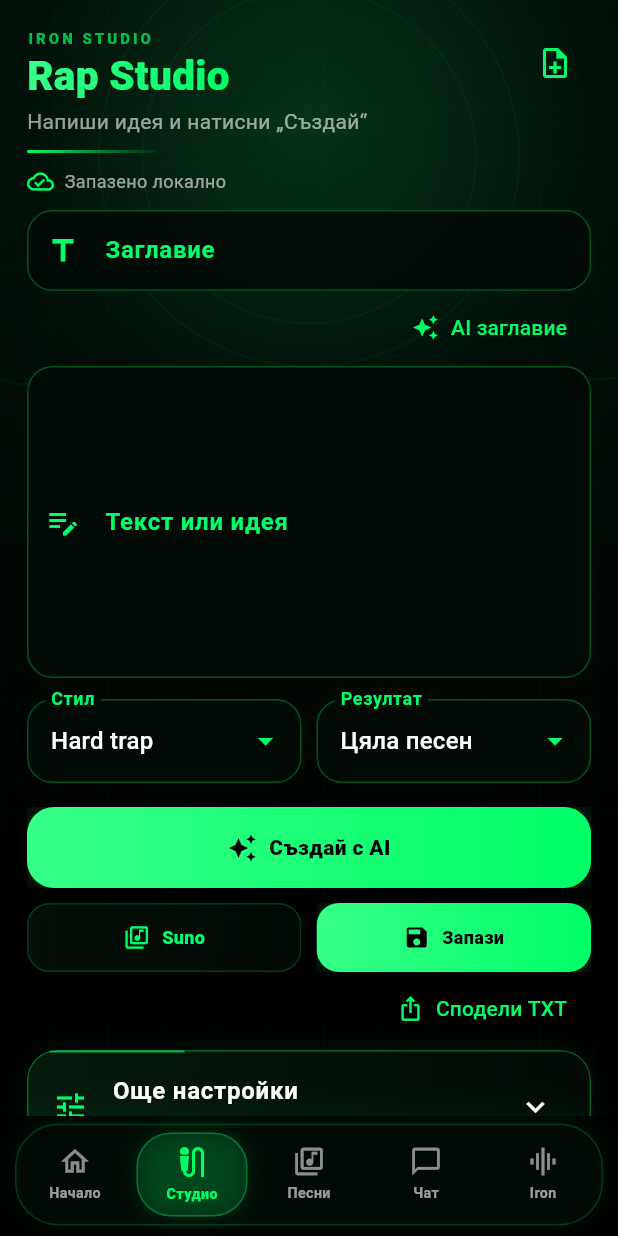
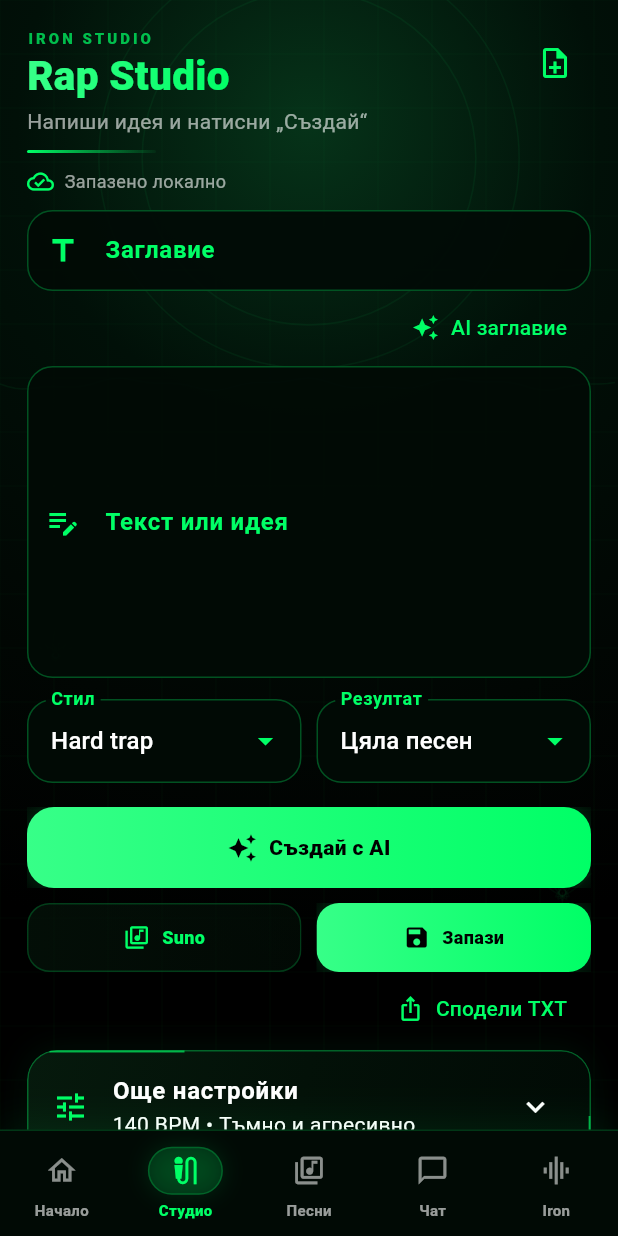
Before and after one commit to dimitrovmilan64-alt/iron-music-420-ai, a Flutter app: the screen it shows after launch, item 2 of the bottom bar chosen, on a phone screen of 412 x 824 dp. Run offline on Flutter 3.47's test engine with Material 3 defaults, Android fonts, the phone set to English and light mode, and no system bars; our stand-ins replace flutter_tts, share_plus, shared_preferences, speech_to_text; statements that could not run were skipped.

Commit message:
Iron Music 420 AI v2.6.2: lib/ui/common_widgets.dart

```diff
--- a/lib/ui/common_widgets.dart
+++ b/lib/ui/common_widgets.dart
@@ -578,16 +578,11 @@ class IronBottomNavigation extends StatelessWidget {
   @override
   Widget build(BuildContext context) {
     return Container(
-      color: Colors.black,
-      padding: const EdgeInsets.fromLTRB(10, 5, 10, 7),
-      child: SafeArea(
-        top: false,
-        child: Container(
-          height: 68,
       decoration: BoxDecoration(
-            color: const Color(0xFF010A05).withOpacity(0.99),
-            borderRadius: BorderRadius.circular(29),
-            border: Border.all(color: ironGreen.withOpacity(0.20)),
+        color: const Color(0xFF010A05).withOpacity(0.98),
+        border: Border(
+          top: BorderSide(color: ironGreen.withOpacity(0.18)),
+        ),
         boxShadow: [
           BoxShadow(
             color: ironGreen.withOpacity(0.08),
@@ -596,44 +591,49 @@ class IronBottomNavigation extends StatelessWidget {
           ),
         ],
       ),
+      child: SafeArea(
+        top: false,
+        child: SizedBox(
+          height: 70,
           child: Row(
             children: List.generate(items.length, (index) {
               final item = items[index];
               final selected = index == selectedIndex;
               return Expanded(
-                child: Material(
-                  color: Colors.transparent,
                 child: InkWell(
-                    borderRadius: BorderRadius.circular(25),
                   onTap: () => onSelected(index),
-                    child: AnimatedContainer(
-                      duration: const Duration(milliseconds: 230),
-                      curve: Curves.easeOutCubic,
-                      margin: const EdgeInsets.symmetric(horizontal: 2, vertical: 5),
+                  child: Column(
+                    mainAxisAlignment: MainAxisAlignment.center,
+                    children: [
+                      AnimatedContainer(
+                        duration: const Duration(milliseconds: 220),
+                        curve: Curves.easeOut,
+                        width: selected ? 50 : 38,
+                        height: 32,
                         decoration: BoxDecoration(
                           color: selected
-                            ? ironGreen.withOpacity(0.12)
+                              ? ironGreen.withOpacity(0.14)
                               : Colors.transparent,
-                        borderRadius: BorderRadius.circular(23),
+                          borderRadius: BorderRadius.circular(18),
                           border: selected
-                            ? Border.all(color: ironGreen.withOpacity(0.34))
+                              ? Border.all(
+                                  color: ironGreen.withOpacity(0.22),
+                                )
                               : null,
                           boxShadow: selected
                               ? [
                                   BoxShadow(
-                                  color: ironGreen.withOpacity(0.14),
-                                  blurRadius: 13,
+                                    color: ironGreen.withOpacity(0.12),
+                                    blurRadius: 12,
                                   ),
                                 ]
                               : null,
                         ),
-                      child: Column(
-                        mainAxisAlignment: MainAxisAlignment.center,
-                        children: [
-                          Icon(
+                        child: Icon(
                           selected ? item.selectedIcon : item.icon,
                           color: selected ? ironGreen : Colors.white54,
-                            size: selected ? 24 : 22,
+                          size: 22,
+                        ),
                       ),
                       const SizedBox(height: 3),
                       Text(
@@ -642,15 +642,12 @@ class IronBottomNavigation extends StatelessWidget {
                         overflow: TextOverflow.ellipsis,
                         style: TextStyle(
                           color: selected ? ironGreen : Colors.white60,
-                              fontWeight: selected
-                                  ? FontWeight.w900
-                                  : FontWeight.w600,
-                              fontSize: 9.5,
+                          fontWeight:
+                              selected ? FontWeight.w800 : FontWeight.w600,
+                          fontSize: 10,
                         ),
                       ),
                     ],
-                      ),
-                    ),
                   ),
                 ),
               );
```
Lines whose indentation alone changed are shown as unchanged.
